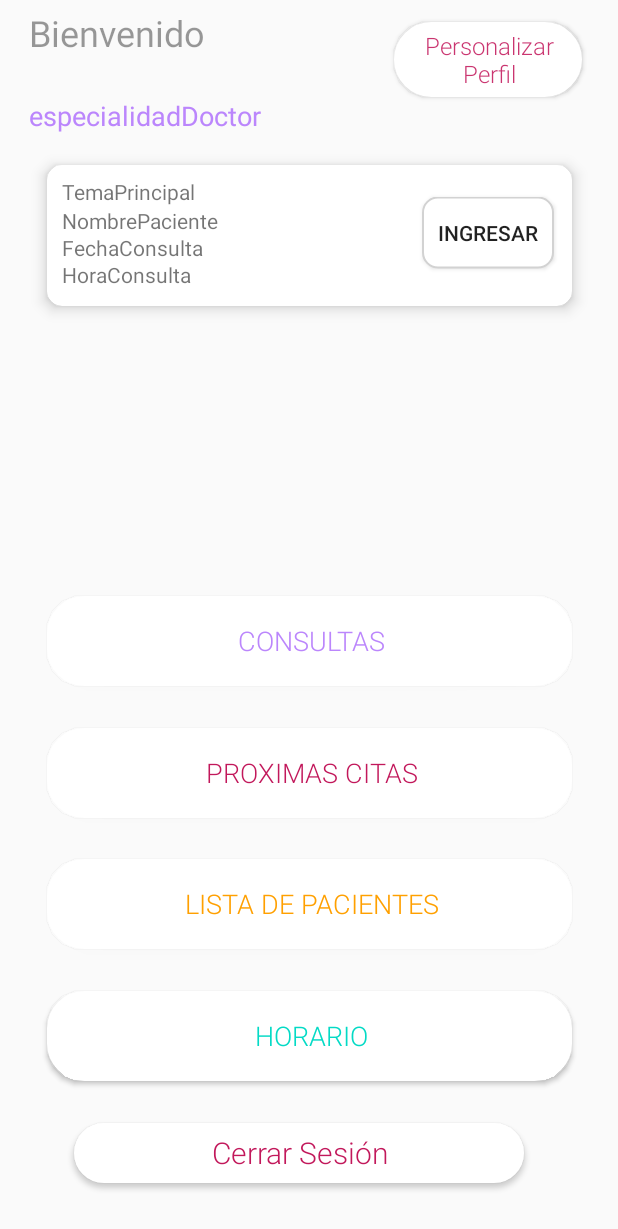
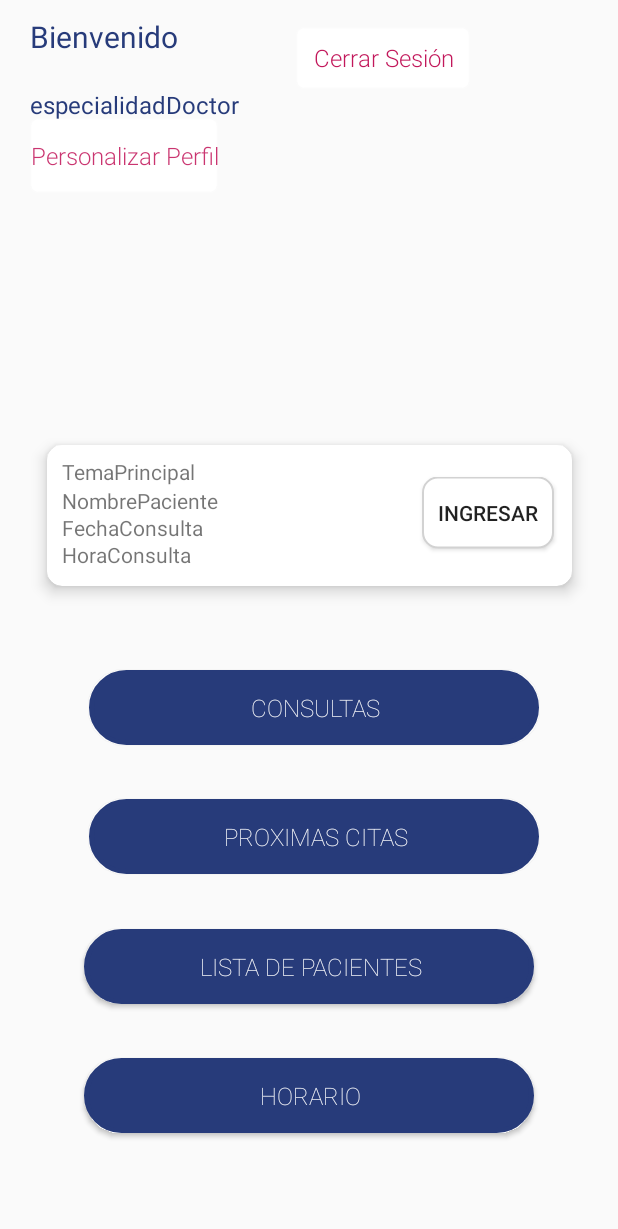
Before and after one commit to alx08/MedAPP, an Android app: the MainActivityVenPrincipalDoc screen opened directly, with no data from a screen before it, on a phone screen of 412 x 824 dp. Shown: the top 1229 px of the screen. Run offline under Robolectric (Android 15) with nearby library versions, the phone set to English and light mode, and no system bars; our stand-ins replace Firebase (no records; nobody signed in at launch, a user with empty details on screens opened directly).

Commit message:
Se agregó cambios de interfaz

```diff
--- a/app/src/main/res/layout/activity_main_ven_principal.xml
+++ b/app/src/main/res/layout/activity_main_ven_principal.xml
@@ -14,6 +14,7 @@
         android:layout_height="94dp"
         android:layout_marginStart="37dp"
         android:layout_marginLeft="37dp"
+        android:layout_marginTop="192dp"
         android:layout_marginEnd="37dp"
         android:layout_marginRight="37dp"
         android:layout_marginBottom="32dp"
@@ -23,8 +24,7 @@
         app:layout_constraintEnd_toEndOf="parent"
         app:layout_constraintHorizontal_bias="0.508"
         app:layout_constraintStart_toStartOf="parent"
-        app:layout_constraintTop_toBottomOf="@+id/txtEspecialidad"
-        app:layout_constraintVertical_bias="0.113">
+        app:layout_constraintTop_toBottomOf="@+id/txtEspecialidad">
 
         <TextView
             android:id="@+id/textView53"
@@ -70,37 +70,41 @@
 
     <Button
         android:id="@+id/btnCerrarSesion"
-        android:layout_width="300sp"
-        android:layout_height="40sp"
-        android:layout_marginBottom="8dp"
-        android:background="@drawable/boton_interaccion"
+        android:layout_width="116dp"
+        android:layout_height="41dp"
+        android:layout_marginStart="134dp"
+        android:layout_marginLeft="134dp"
+        android:layout_marginTop="18dp"
+        android:layout_marginBottom="218dp"
+        android:background="@drawable/boton"
         android:fontFamily="sans-serif-light"
         android:text="Cerrar Sesión"
         android:textAppearance="@style/TextAppearance.AppCompat.Display4"
         android:textColor="#C2185B"
-        android:textSize="20sp"
+        android:textSize="16sp"
         app:backgroundTint="@color/white"
-        app:layout_constraintBottom_toBottomOf="parent"
+        app:layout_constraintBottom_toTopOf="@+id/cardView5"
         app:layout_constraintEnd_toEndOf="parent"
-        app:layout_constraintHorizontal_bias="0.442"
-        app:layout_constraintStart_toStartOf="parent"
-        app:layout_constraintTop_toBottomOf="@+id/button" />
+        app:layout_constraintHorizontal_bias="0.272"
+        app:layout_constraintStart_toEndOf="@+id/txtNombreDoctor"
+        app:layout_constraintTop_toTopOf="parent"
+        app:layout_constraintVertical_bias="0.0" />
 
     <Button
         android:id="@+id/CrearCita"
-        android:layout_width="350sp"
-        android:layout_height="60dp"
+        android:layout_width="300sp"
+        android:layout_height="50dp"
         android:layout_marginStart="26dp"
         android:layout_marginLeft="26dp"
-        android:layout_marginTop="370dp"
+        android:layout_marginTop="410dp"
         android:layout_marginEnd="26dp"
         android:layout_marginRight="26dp"
         android:background="@drawable/boton_interaccion"
-        android:fontFamily="sans-serif-light"
+        android:fontFamily="sans-serif-thin"
         android:text="Consultas"
-        android:textColor="@color/purple_200"
-        android:textSize="18sp"
-        app:backgroundTint="@color/white"
+        android:textColor="@color/white"
+        android:textSize="16sp"
+        app:backgroundTint="@color/logincolor"
         app:layout_constraintBottom_toTopOf="@+id/button14"
         app:layout_constraintEnd_toEndOf="parent"
         app:layout_constraintHorizontal_bias="0.555"
@@ -110,18 +114,18 @@
 
     <Button
         android:id="@+id/button14"
-        android:layout_width="350sp"
-        android:layout_height="60dp"
+        android:layout_width="300sp"
+        android:layout_height="50dp"
         android:layout_marginStart="26dp"
         android:layout_marginLeft="26dp"
         android:layout_marginEnd="26dp"
         android:layout_marginRight="26dp"
         android:background="@drawable/boton_interaccion"
-        android:fontFamily="sans-serif-light"
+        android:fontFamily="sans-serif-thin"
         android:text="Proximas Citas"
-        android:textColor="#C2185B"
-        android:textSize="18sp"
-        app:backgroundTint="@color/white"
+        android:textColor="#FFFFFF"
+        android:textSize="16sp"
+        app:backgroundTint="@color/logincolor"
         app:layout_constraintBottom_toTopOf="@+id/button6"
         app:layout_constraintEnd_toEndOf="parent"
         app:layout_constraintHorizontal_bias="0.555"
@@ -130,18 +134,18 @@
 
     <Button
         android:id="@+id/button6"
-        android:layout_width="350sp"
-        android:layout_height="60dp"
+        android:layout_width="300sp"
+        android:layout_height="50dp"
         android:layout_marginStart="26dp"
         android:layout_marginLeft="26dp"
         android:layout_marginEnd="26dp"
         android:layout_marginRight="26dp"
         android:background="@drawable/boton_interaccion"
-        android:fontFamily="sans-serif-light"
+        android:fontFamily="sans-serif-thin"
         android:text="Lista de Pacientes"
-        android:textColor="#FFA000"
-        android:textSize="18sp"
-        app:backgroundTint="@color/white"
+        android:textColor="#FFFFFF"
+        android:textSize="16sp"
+        app:backgroundTint="@color/logincolor"
         app:layout_constraintBottom_toTopOf="@+id/button"
         app:layout_constraintEnd_toEndOf="parent"
         app:layout_constraintStart_toStartOf="parent"
@@ -151,7 +155,7 @@
         android:id="@+id/btnPersonalizar"
         android:layout_width="125dp"
         android:layout_height="50dp"
-        android:background="@drawable/boton_interaccion"
+        android:background="@drawable/boton"
         android:fontFamily="sans-serif-light"
         android:text="Personalizar Perfil"
         android:textAppearance="@style/TextAppearance.AppCompat.Display4"
@@ -162,10 +166,10 @@
         app:layout_constraintBottom_toBottomOf="parent"
 
         app:layout_constraintEnd_toEndOf="parent"
-        app:layout_constraintHorizontal_bias="0.917"
+        app:layout_constraintHorizontal_bias="0.07"
         app:layout_constraintStart_toStartOf="parent"
         app:layout_constraintTop_toTopOf="parent"
-        app:layout_constraintVertical_bias="0.019" />
+        app:layout_constraintVertical_bias="0.102" />
 
     <TextView
         android:id="@+id/txtEspecialidad"
@@ -173,16 +177,16 @@
         android:layout_height="wrap_content"
         android:fontFamily="sans-serif-thin"
         android:text="especialidadDoctor"
-        android:textColor="@color/purple_200"
-        android:textSize="18sp"
+        android:textColor="@color/logincolor"
+        android:textSize="16sp"
         android:textStyle="bold"
         android:typeface="sans"
         app:layout_constraintBottom_toBottomOf="parent"
         app:layout_constraintEnd_toEndOf="parent"
-        app:layout_constraintHorizontal_bias="0.076"
+        app:layout_constraintHorizontal_bias="0.074"
         app:layout_constraintStart_toStartOf="parent"
         app:layout_constraintTop_toTopOf="parent"
-        app:layout_constraintVertical_bias="0.081" />
+        app:layout_constraintVertical_bias="0.073" />
 
     <TextView
         android:id="@+id/textView31"
@@ -190,15 +194,15 @@
         android:layout_height="wrap_content"
         android:fontFamily="sans-serif-thin"
         android:text="Bienvenido"
-        android:textColor="@color/black_overlay"
-        android:textSize="24sp"
+        android:textColor="@color/logincolor"
+        android:textSize="20sp"
         android:textStyle="bold"
         app:layout_constraintBottom_toBottomOf="parent"
         app:layout_constraintEnd_toEndOf="parent"
-        app:layout_constraintHorizontal_bias="0.065"
+        app:layout_constraintHorizontal_bias="0.064"
         app:layout_constraintStart_toStartOf="parent"
         app:layout_constraintTop_toTopOf="parent"
-        app:layout_constraintVertical_bias="0.007" />
+        app:layout_constraintVertical_bias="0.013" />
 
     <TextView
         android:id="@+id/txtNombreDoctor"
@@ -206,30 +210,31 @@
         android:layout_height="wrap_content"
         android:fontFamily="sans-serif-light"
         android:text="nombreDoctor"
-        android:textColor="#00BCD4"
-        android:textSize="20sp"
+        android:textColor="@color/logincolor"
+        android:textSize="16sp"
         app:layout_constraintBottom_toBottomOf="parent"
         app:layout_constraintEnd_toEndOf="parent"
-        app:layout_constraintHorizontal_bias="0.067"
+        app:layout_constraintHorizontal_bias="0.065"
         app:layout_constraintStart_toStartOf="parent"
         app:layout_constraintTop_toTopOf="parent"
         app:layout_constraintVertical_bias="0.047" />
 
     <Button
         android:id="@+id/button"
-        android:layout_width="350sp"
-        android:layout_height="60dp"
+        android:layout_width="300sp"
+        android:layout_height="50dp"
         android:layout_marginStart="26dp"
         android:layout_marginLeft="26dp"
         android:layout_marginEnd="26dp"
         android:layout_marginRight="26dp"
+        android:layout_marginBottom="32dp"
         android:background="@drawable/boton_interaccion"
-        android:fontFamily="sans-serif-light"
+        android:fontFamily="sans-serif-thin"
         android:text="Horario"
-        android:textColor="@color/teal_200"
-        android:textSize="18sp"
-        app:backgroundTint="@color/white"
-        app:layout_constraintBottom_toTopOf="@+id/btnCerrarSesion"
+        android:textColor="@color/white"
+        android:textSize="16sp"
+        app:backgroundTint="@color/logincolor"
+        app:layout_constraintBottom_toBottomOf="parent"
         app:layout_constraintEnd_toEndOf="parent"
         app:layout_constraintStart_toStartOf="parent"
         app:layout_constraintTop_toBottomOf="@+id/button6" />
--- a/app/src/main/res/values-v21/styles.xml
+++ b/app/src/main/res/values-v21/styles.xml
@@ -6,7 +6,7 @@
         <item name="colorPrimary">@color/colorPrimary</item>
         <item name="colorPrimaryDark">@color/colorPrimaryDark</item>
         <item name="colorAccent">@color/colorAccent</item>
-        <item name="android:statusBarColor">@color/white</item>
+        <item name="android:statusBarColor">@color/logincolor</item>
     </style>
     <style name="SplashTheme" parent="AppTheme">
         <item name="android:windowBackground">@drawable/splashscreen</item>
```
